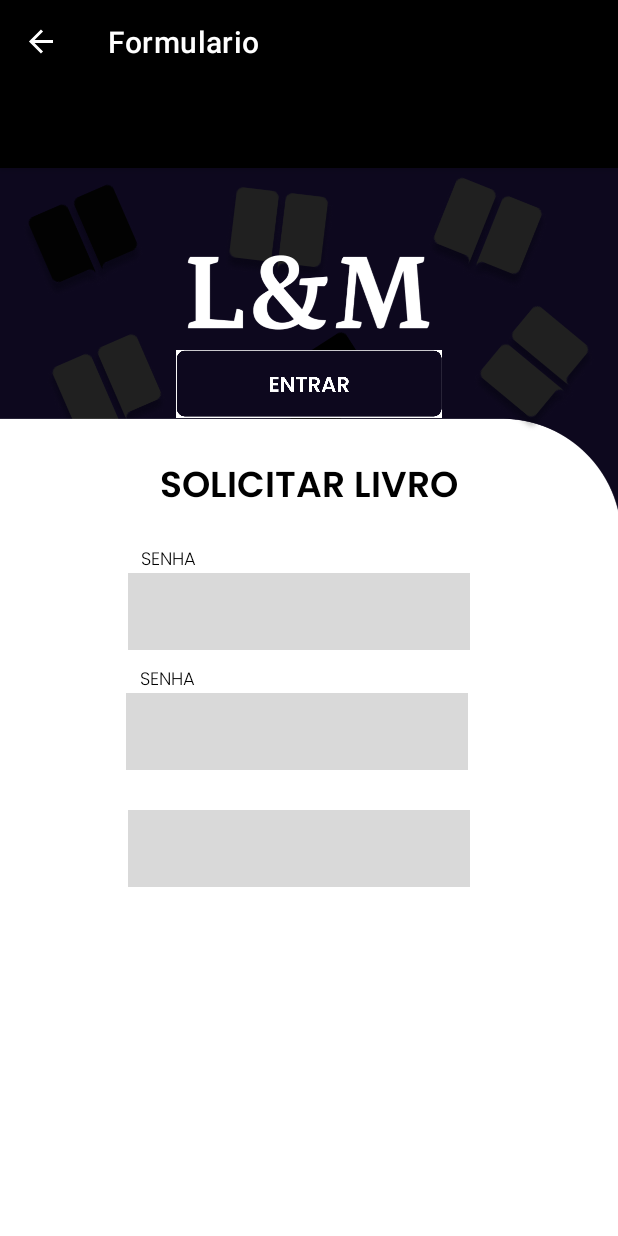
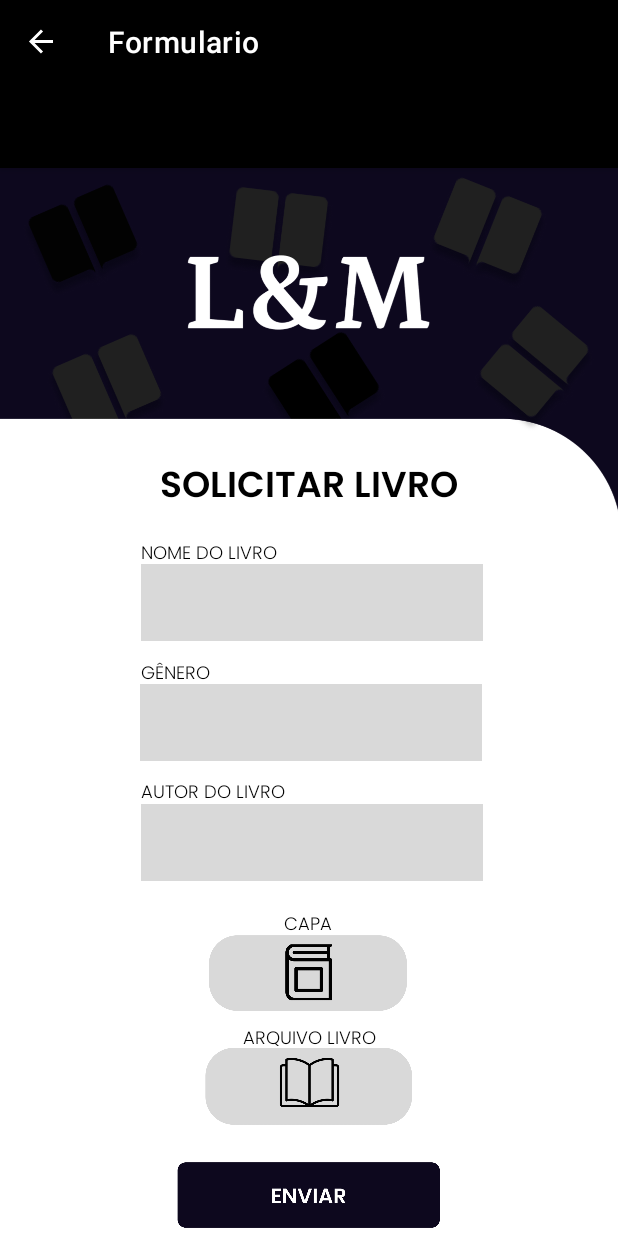
Before and after one commit to Arthurestak/Android-LM, an Android app: the FormularioFragment screen opened through its navigation route, on a phone screen of 412 x 824 dp. Run offline under Robolectric (Android 15) with nearby library versions, the phone set to English and light mode, and no system bars; our stand-ins replace navigation-ui; Roboto replaces fonts that are not available here; 7 statements that could not run were skipped.

Commit message:
Atualização

```diff
--- a/app/build.gradle.kts
+++ b/app/build.gradle.kts
@@ -50,5 +50,7 @@ dependencies {
     implementation ("mysql:mysql-connector-java:5.1.49")
     implementation ("com.github.bumptech.glide:glide:4.15.1")
     annotationProcessor ("com.github.bumptech.glide:compiler:4.15.1")
+    implementation ("com.sun.mail:android-mail:1.6.7")
+    implementation ("com.sun.mail:android-activation:1.6.7")
 
 }
--- a/app/src/main/java/com/example/projetolm/ui/formulario/FormularioFragment.java
+++ b/app/src/main/java/com/example/projetolm/ui/formulario/FormularioFragment.java
@@ -7,55 +7,25 @@ import androidx.fragment.app.Fragment;
 import android.view.LayoutInflater;
 import android.view.View;
 import android.view.ViewGroup;
+import android.widget.ImageView;
 
 import com.example.projetolm.R;
 
-/**
- * A simple {@link Fragment} subclass.
- * Use the {@link FormularioFragment#newInstance} factory method to
- * create an instance of this fragment.
- */
+
 public class FormularioFragment extends Fragment {
 
-    // TODO: Rename parameter arguments, choose names that match
-    // the fragment initialization parameters, e.g. ARG_ITEM_NUMBER
-    private static final String ARG_PARAM1 = "param1";
-    private static final String ARG_PARAM2 = "param2";
-
-    // TODO: Rename and change types of parameters
-    private String mParam1;
-    private String mParam2;
-
-    public FormularioFragment() {
-        // Required empty public constructor
-    }
-
-    /**
-     * Use this factory method to create a new instance of
-     * this fragment using the provided parameters.
-     *
-     * @param param1 Parameter 1.
-     * @param param2 Parameter 2.
-     * @return A new instance of fragment FormularioFragment.
-     */
-    // TODO: Rename and change types and number of parameters
-    public static FormularioFragment newInstance(String param1, String param2) {
-        FormularioFragment fragment = new FormularioFragment();
-        Bundle args = new Bundle();
-        args.putString(ARG_PARAM1, param1);
-        args.putString(ARG_PARAM2, param2);
-        fragment.setArguments(args);
-        return fragment;
-    }
+    ImageView btCapaLivro, btArquivoLivro;
 
     @Override
     public void onCreate(Bundle savedInstanceState) {
         super.onCreate(savedInstanceState);
         if (getArguments() != null) {
-            mParam1 = getArguments().getString(ARG_PARAM1);
-            mParam2 = getArguments().getString(ARG_PARAM2);
+
         }
+        btCapaLivro = findViewById(R.id.btCapaLivro);
     }
+
+
 
     @Override
     public View onCreateView(LayoutInflater inflater, ViewGroup container,
--- a/app/src/main/res/layout/fragment_formulario.xml
+++ b/app/src/main/res/layout/fragment_formulario.xml
@@ -13,12 +13,12 @@
         tools:layout_editor_absoluteY="13dp">
 
         <EditText
-            android:id="@+id/emailInput10"
+            android:id="@+id/autorLivroInput"
             style="@style/Widget.AppCompat.Light.AutoCompleteTextView"
             android:layout_width="228dp"
             android:layout_height="51dp"
             android:layout_marginLeft="5px"
-            android:layout_marginTop="428dp"
+            android:layout_marginTop="424dp"
             android:background="#0B0A0A"
             android:backgroundTint="#D9D9D9"
             android:ems="10"
@@ -30,32 +30,64 @@
             android:textColorHighlight="#000000"
             android:textColorLink="#000000"
             app:layout_constraintEnd_toEndOf="parent"
-            app:layout_constraintHorizontal_bias="0.453"
             app:layout_constraintStart_toStartOf="parent"
             app:layout_constraintTop_toTopOf="parent"
             tools:ignore="MissingConstraints" />
+
+        <ImageView
+            android:id="@+id/btCapaLivro"
+            android:layout_width="144dp"
+            android:layout_height="53dp"
+            android:layout_marginStart="133dp"
+            android:layout_marginTop="510dp"
+            android:layout_marginEnd="134dp"
+            android:src="@drawable/capabotao"
+            app:layout_constraintEnd_toEndOf="parent"
+            app:layout_constraintHorizontal_bias="0.0"
+            app:layout_constraintStart_toStartOf="parent"
+            app:layout_constraintTop_toTopOf="parent" />
 
         <TextView
             android:id="@+id/textView56"
             android:layout_width="40dp"
             android:layout_height="15dp"
+            android:layout_marginTop="20dp"
+            android:layout_marginEnd="-1dp"
             android:fontFamily="@font/poppins_light"
-            android:text="SENHA"
+            android:gravity="center"
+            android:text="CAPA"
             android:textColor="#000000"
             android:textSize="12sp"
             app:layout_constraintEnd_toEndOf="parent"
-            app:layout_constraintHorizontal_bias="0.25"
+            app:layout_constraintHorizontal_bias="0.497"
             app:layout_constraintStart_toStartOf="parent"
-            tools:ignore="MissingConstraints"
-            tools:layout_editor_absoluteY="494dp" />
+            app:layout_constraintTop_toBottomOf="@+id/autorLivroInput"
+            tools:ignore="MissingConstraints" />
+
+        <TextView
+            android:id="@+id/textView22"
+            android:layout_width="124dp"
+            android:layout_height="15dp"
+            android:layout_marginTop="96dp"
+            android:layout_marginEnd="-1dp"
+            android:fontFamily="@font/poppins_light"
+            android:gravity="center"
+            android:text="ARQUIVO LIVRO"
+            android:textColor="#000000"
+            android:textSize="12sp"
+            app:layout_constraintEnd_toEndOf="parent"
+            app:layout_constraintHorizontal_bias="0.497"
+            app:layout_constraintStart_toStartOf="parent"
+            app:layout_constraintTop_toBottomOf="@+id/autorLivroInput"
+            tools:ignore="MissingConstraints" />
 
         <EditText
-            android:id="@+id/senhaInput8"
+            android:id="@+id/generoLivroInput"
             style="@style/Widget.AppCompat.Light.AutoCompleteTextView"
             android:layout_width="228dp"
             android:layout_height="51dp"
             android:layout_marginStart="102dp"
-            android:layout_marginTop="350dp"
+            android:layout_marginTop="344dp"
             android:layout_marginEnd="100dp"
             android:background="#FB000000"
             android:backgroundTint="#d9d9d9"
@@ -67,53 +99,33 @@
             android:textColorLink="#000000"
             android:textSize="14sp"
             app:layout_constraintEnd_toEndOf="parent"
-            app:layout_constraintHorizontal_bias="1.0"
             app:layout_constraintStart_toStartOf="parent"
             app:layout_constraintTop_toTopOf="parent" />
 
-        <EditText
-            android:id="@+id/senhaInput7"
-            style="@style/Widget.AppCompat.Light.AutoCompleteTextView"
-            android:layout_width="228dp"
-            android:layout_height="51dp"
-            android:layout_marginStart="102dp"
-            android:layout_marginEnd="100dp"
-            android:background="#FB000000"
-            android:backgroundTint="#d9d9d9"
-            android:ems="10"
-            android:inputType="text|textPassword"
-            android:paddingLeft="10dp"
-            android:textColor="@color/black"
-            android:textColorHint="#000000"
-            android:textColorLink="#000000"
-            android:textSize="14sp"
-            app:layout_constraintEnd_toEndOf="parent"
-            app:layout_constraintHorizontal_bias="1.0"
-            app:layout_constraintStart_toStartOf="parent"
-            tools:layout_editor_absoluteY="509dp" />
-
         <TextView
             android:id="@+id/textView53"
-            android:layout_width="41dp"
-            android:layout_height="13dp"
+            android:layout_width="123dp"
+            android:layout_height="16dp"
+            android:layout_marginTop="12dp"
             android:background="#FFFFFF"
             android:fontFamily="@font/poppins_light"
-            android:text="E-MAIL"
+            android:gravity="start"
+            android:text="AUTOR DO LIVRO"
             android:textColor="#000000"
             android:textSize="12sp"
             app:layout_constraintEnd_toEndOf="parent"
-            app:layout_constraintHorizontal_bias="0.254"
+            app:layout_constraintHorizontal_bias="0.326"
             app:layout_constraintStart_toStartOf="parent"
-            tools:ignore="MissingConstraints"
-            tools:layout_editor_absoluteY="413dp" />
+            app:layout_constraintTop_toBottomOf="@+id/generoLivroInput"
+            tools:ignore="MissingConstraints" />
 
         <EditText
-            android:id="@+id/emailInput9"
+            android:id="@+id/nomeLivroInput"
             style="@style/Widget.AppCompat.Light.AutoCompleteTextView"
             android:layout_width="228dp"
             android:layout_height="51dp"
             android:layout_marginLeft="5px"
-            android:layout_marginTop="270dp"
+            android:layout_marginTop="264dp"
             android:background="#0B0A0A"
             android:backgroundTint="#D9D9D9"
             android:ems="10"
@@ -125,22 +137,21 @@
             android:textColorHighlight="#000000"
             android:textColorLink="#000000"
             app:layout_constraintEnd_toEndOf="parent"
-            app:layout_constraintHorizontal_bias="0.453"
             app:layout_constraintStart_toStartOf="parent"
             app:layout_constraintTop_toTopOf="parent"
             tools:ignore="MissingConstraints" />
 
         <TextView
             android:id="@+id/textView54"
-            android:layout_width="40dp"
-            android:layout_height="15dp"
-            android:layout_marginTop="332dp"
+            android:layout_width="51dp"
+            android:layout_height="14dp"
+            android:layout_marginTop="328dp"
             android:fontFamily="@font/poppins_light"
-            android:text="SENHA"
+            android:text="GÊNERO"
             android:textColor="#000000"
             android:textSize="12sp"
             app:layout_constraintEnd_toEndOf="parent"
-            app:layout_constraintHorizontal_bias="0.25"
+            app:layout_constraintHorizontal_bias="0.26"
             app:layout_constraintStart_toStartOf="parent"
             app:layout_constraintTop_toTopOf="parent"
             tools:ignore="MissingConstraints" />
@@ -176,29 +187,42 @@
             app:layout_constraintTop_toTopOf="parent" />
 
         <ImageView
-            android:id="@+id/btEntrar5"
+            android:id="@+id/btEnviarLivro"
             android:layout_width="177dp"
             android:layout_height="57dp"
-            android:layout_marginTop="64dp"
+            android:layout_marginTop="656dp"
             app:layout_constraintEnd_toEndOf="parent"
             app:layout_constraintStart_toStartOf="parent"
-            app:layout_constraintTop_toBottomOf="@+id/senhaInput7"
-            app:srcCompat="@drawable/captura_de_tela__4_" />
+            app:layout_constraintTop_toTopOf="parent"
+            app:srcCompat="@drawable/botaoenviar" />
 
         <TextView
             android:id="@+id/textView47"
-            android:layout_width="40dp"
-            android:layout_height="15dp"
-            android:layout_marginTop="252dp"
+            android:layout_width="133dp"
+            android:layout_height="14dp"
+            android:layout_marginTop="248dp"
             android:fontFamily="@font/poppins_light"
-            android:text="SENHA"
+            android:text="NOME DO LIVRO"
             android:textColor="#000000"
             android:textSize="12sp"
             app:layout_constraintEnd_toEndOf="parent"
-            app:layout_constraintHorizontal_bias="0.253"
+            app:layout_constraintHorizontal_bias="0.338"
             app:layout_constraintStart_toStartOf="parent"
             app:layout_constraintTop_toTopOf="parent"
             tools:ignore="MissingConstraints" />
 
+        <ImageView
+            android:id="@+id/btArquivoLivro"
+            android:layout_width="144dp"
+            android:layout_height="53dp"
+            android:layout_marginStart="133dp"
+            android:layout_marginTop="585dp"
+            android:layout_marginEnd="134dp"
+            android:src="@drawable/botaoarquivos"
+            app:layout_constraintEnd_toEndOf="parent"
+            app:layout_constraintHorizontal_bias="1.0"
+            app:layout_constraintStart_toStartOf="parent"
+            app:layout_constraintTop_toTopOf="parent" />
+
     </androidx.constraintlayout.widget.ConstraintLayout>
 </FrameLayout>
```
Also changed, not shown: app/src/main/res/drawable/botaoarquivos.png (added), app/src/main/res/drawable/botaoenviar.png (added), app/src/main/res/drawable/capabotao.png (added).
